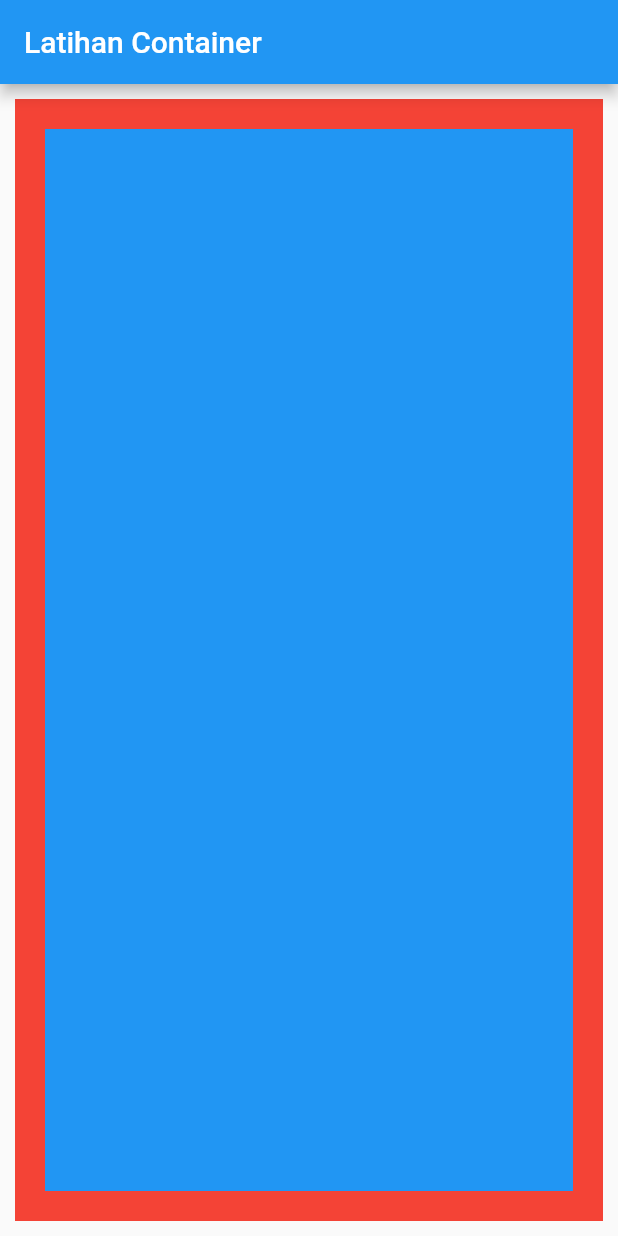
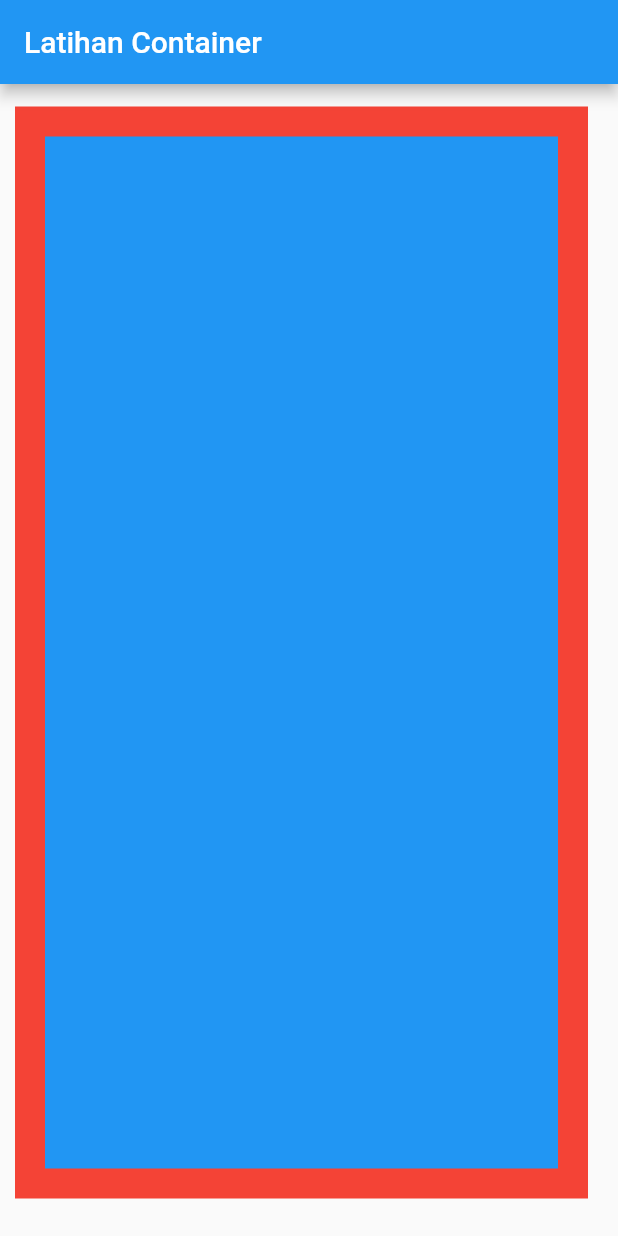
Before and after one commit to feyto81/learn-flutter-container, a Flutter app: the screen it shows after launch, on a phone screen of 412 x 824 dp. Run offline on Flutter 3.47's test engine with Material 2 defaults, Android fonts, the phone set to English and light mode, and no system bars.

Commit message:
changing margin from all tu LTRB

```diff
--- a/lib/main.dart
+++ b/lib/main.dart
@@ -14,7 +14,7 @@ class MyApp extends StatelessWidget {
         ),
         body: Container(
           color: Colors.red,
-          margin: EdgeInsets.all(10),
+          margin: EdgeInsets.fromLTRB(10, 15, 20, 25),
           padding: EdgeInsets.all(10),
           child: Container(
             color: Colors.blue,
```
